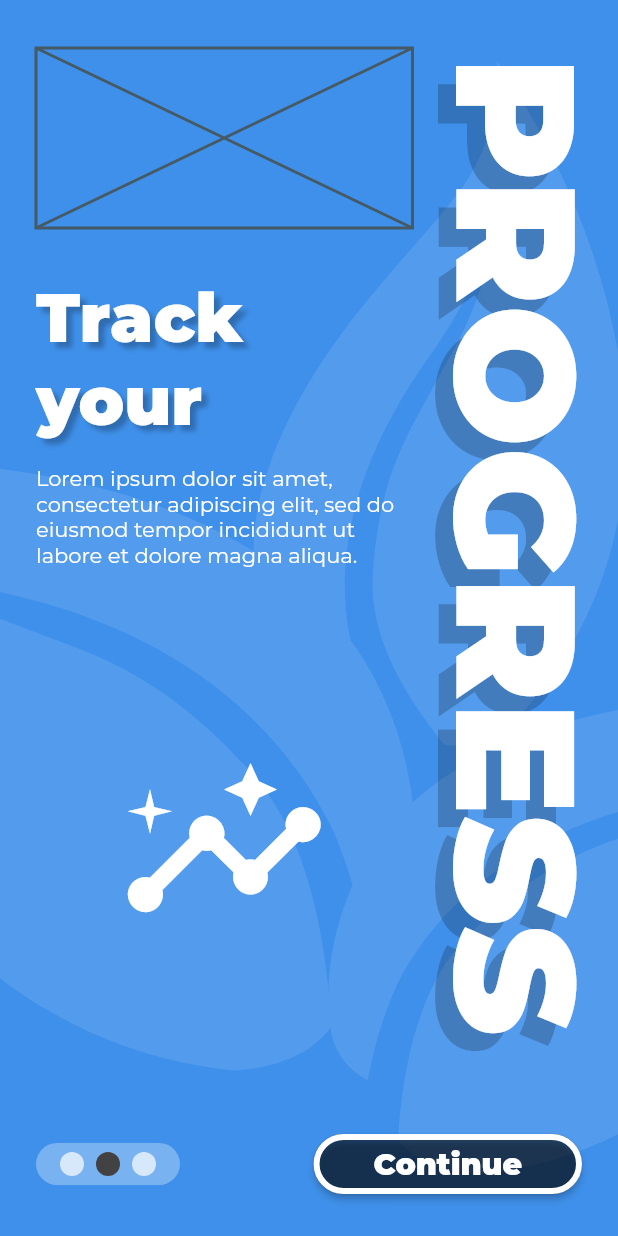
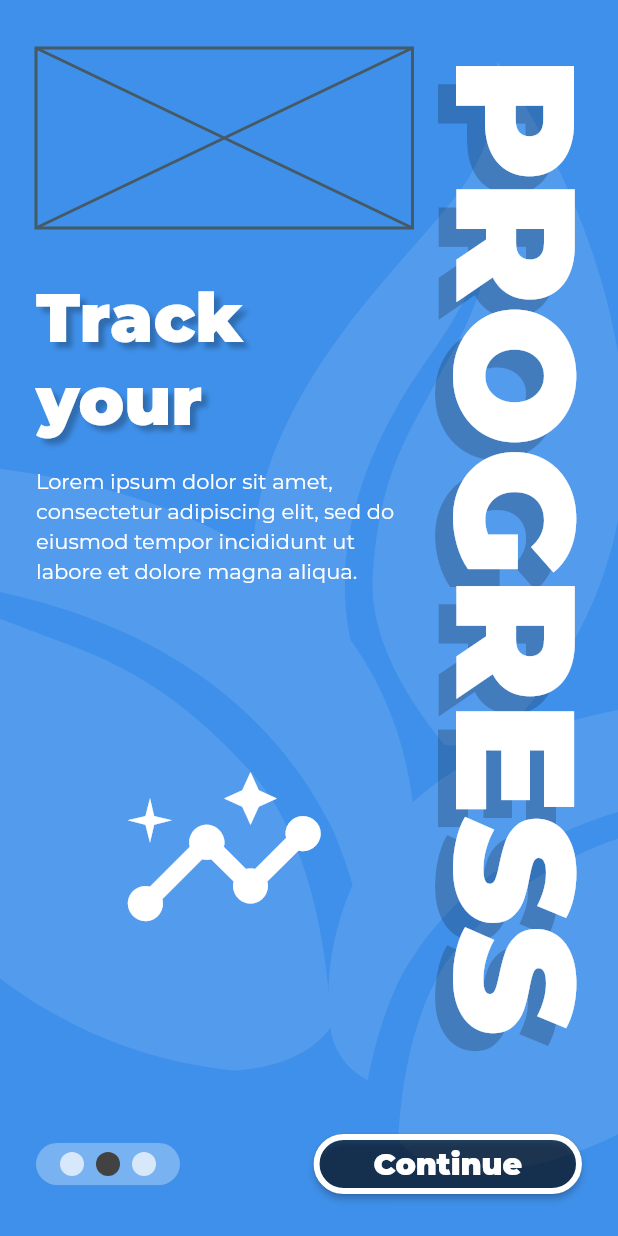
Before and after one commit to matthewyingtao/environ, a Flutter app: the screen it shows after launch, swiped to page 2, on a phone screen of 412 x 824 dp. Run offline on Flutter 3.47's test engine with Material 2 defaults, Android fonts, the phone set to English and light mode, and no system bars; drawn by our look-alikes of smooth_page_indicator; our stand-ins replace camera, cloud_firestore, firebase_auth, firebase_core, flutter_spinkit, flutter_svg and 2 more; missing offline and left inert: tflite; accounts and stored records are empty.

Commit message:
increased line height to 140% for body text

```diff
--- a/lib/shared/constants.dart
+++ b/lib/shared/constants.dart
@@ -102,6 +102,7 @@ ThemeData appTheme = ThemeData(
     ),
     bodyText2: TextStyle(
       color: Colors.white,
+      height: 1.4,
     ),
   ),
 );
```
